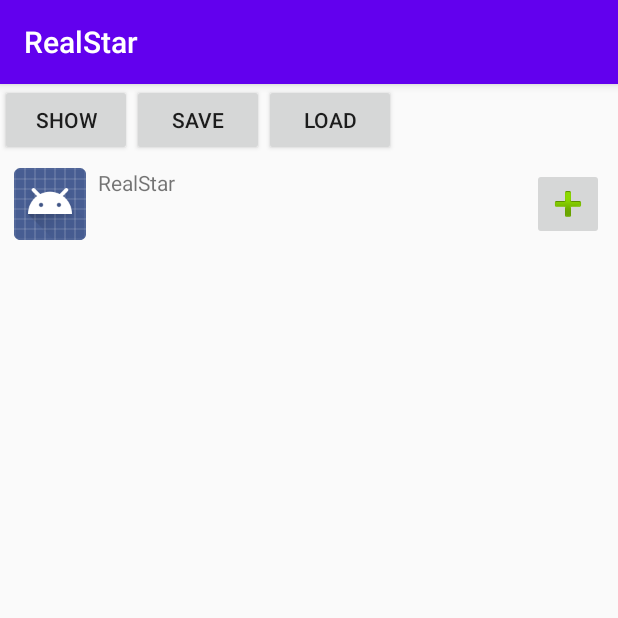
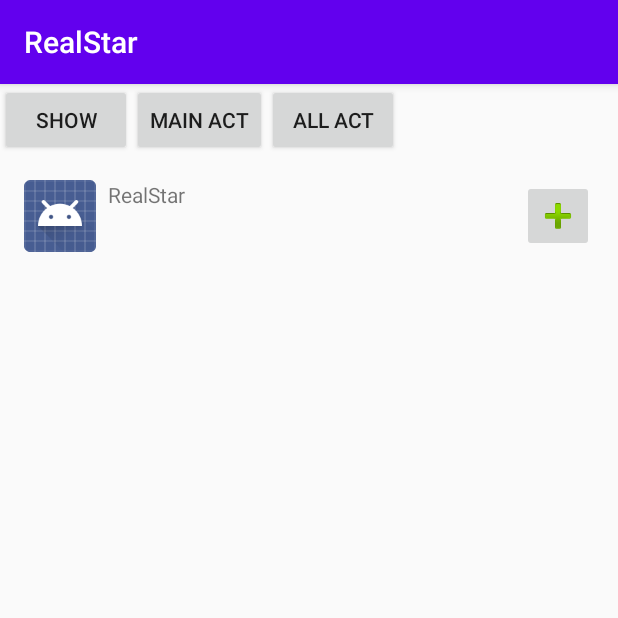
Before and after one commit to chpack/RealStar, an Android app: the screen it shows after launch (MainActivity), on a phone screen of 412 x 824 dp, the top half of it. Run offline under Robolectric (Android 15) with nearby library versions, the phone set to English and light mode, and no system bars.

Commit message:
Add default activity support.

```diff
--- a/app/src/main/java/com/example/realstar/ActionManager.kt
+++ b/app/src/main/java/com/example/realstar/ActionManager.kt
@@ -21,12 +21,20 @@ class ActionManager(var context: Context) {
 
     init {
         load()
-        val mainIntent = Intent(Intent.ACTION_MAIN)
-        mainIntent.addCategory(Intent.CATEGORY_LAUNCHER)
-        val apps = context.packageManager.queryIntentActivities(mainIntent, 0)
+        var mainIntent = Intent(Intent.ACTION_MAIN).apply { addCategory(Intent.CATEGORY_LAUNCHER) }
+        var apps = context.packageManager.queryIntentActivities(mainIntent, 0)
         apps.forEach { r ->
             if (r != null) {
                 val ea = EndAction(r, context.packageManager)
+                add(ea)
+            }
+        }
+        mainIntent = Intent(Intent.ACTION_MAIN).apply { addCategory(Intent.CATEGORY_DEFAULT) }
+        apps = context.packageManager.queryIntentActivities(mainIntent, 0)
+        apps.forEach { r ->
+            if (r != null) {
+                val ea = EndAction(r, context.packageManager)
+                ea.type = EndAction.Type.ACT
                 add(ea)
             }
         }
--- a/app/src/main/java/com/example/realstar/EndAction.kt
+++ b/app/src/main/java/com/example/realstar/EndAction.kt
@@ -11,7 +11,7 @@ data class EndAction(
     var line: String = "",
     var type: Type = Type.APP
 ) {
-    enum class Type { APP, MTASK }
+    enum class Type { NONE, APP, ACT}
 
     val name get() = args[0]
     val pack get() = args[1]
--- a/app/src/main/java/com/example/realstar/MainActivity.kt
+++ b/app/src/main/java/com/example/realstar/MainActivity.kt
@@ -18,6 +18,7 @@ import kotlinx.android.synthetic.main.app_list_item_layout.view.*
 class MainActivity : AppCompatActivity() {
 
     lateinit var sky: Sky
+    lateinit var adapter: AppListAdapter
 
     @SuppressLint("ClickableViewAccessibility")
     override fun onCreate(savedInstanceState: Bundle?) {
@@ -36,11 +37,18 @@ class MainActivity : AppCompatActivity() {
         }
 
         SkyAttr.actions = ActionManager(this)
+        adapter = AppListAdapter()
         lists.layoutManager = LinearLayoutManager(this)
-        lists.adapter = AppListAdapter()
+        lists.adapter = adapter
 
-        savebut.setOnClickListener { SkyAttr.actions.save() }
-        loadbut.setOnClickListener { SkyAttr.actions.load() }
+        show_launcher.setOnClickListener {
+            adapter.type = EndAction.Type.APP
+            adapter.notifyDataSetChanged()
+        }
+        show_all.setOnClickListener {
+            adapter.type = EndAction.Type.ACT
+            adapter.notifyDataSetChanged()
+        }
     }
 
 
@@ -96,6 +104,12 @@ class ViewH(root: ConstraintLayout) : RecyclerView.ViewHolder(root) {
 }
 
 class AppListAdapter() : RecyclerView.Adapter<ViewH>() {
+    var type = EndAction.Type.APP
+
+    var lists = HashMap<EndAction.Type, List<EndAction>>().apply {
+        EndAction.Type.values()
+            .forEach { type -> put(type, SkyAttr.actions.actions.filter { it.type == type }) }
+    }
 
     override fun onCreateViewHolder(parent: ViewGroup, viewType: Int): ViewH =
         ViewH(
@@ -103,9 +117,8 @@ class AppListAdapter() : RecyclerView.Adapter<ViewH>() {
                 .inflate(R.layout.app_list_item_layout, parent, false) as ConstraintLayout
         )
 
-    override fun getItemCount(): Int = SkyAttr.actions.size
+    override fun getItemCount(): Int = lists[type]!!.size
 
     override fun onBindViewHolder(holder: ViewH, position: Int) =
-        holder.reset(SkyAttr.actions[position])
-
+        holder.reset(lists[type]!![position])
 }
--- a/app/src/main/res/layout/activity_main.xml
+++ b/app/src/main/res/layout/activity_main.xml
@@ -2,9 +2,9 @@
 <androidx.constraintlayout.widget.ConstraintLayout xmlns:android="http://schemas.android.com/apk/res/android"
     xmlns:app="http://schemas.android.com/apk/res-auto"
     xmlns:tools="http://schemas.android.com/tools"
+    android:id="@+id/clay"
     android:layout_width="match_parent"
     android:layout_height="match_parent"
-    android:id="@+id/clay"
     tools:context=".MainActivity">
 
     <Button
@@ -15,34 +15,34 @@
         app:layout_constraintStart_toStartOf="parent"
         app:layout_constraintTop_toTopOf="parent" />
 
+    <Button
+        android:id="@+id/show_launcher"
+        android:layout_width="wrap_content"
+        android:layout_height="wrap_content"
+        android:text="@string/main_act"
+        app:layout_constraintStart_toEndOf="@+id/showbut"
+        app:layout_constraintTop_toTopOf="parent" />
+
+    <Button
+        android:id="@+id/show_all"
+        android:layout_width="wrap_content"
+        android:layout_height="wrap_content"
+        android:text="@string/all_act"
+        app:layout_constraintStart_toEndOf="@+id/show_launcher"
+        app:layout_constraintTop_toTopOf="parent" />
+
     <androidx.recyclerview.widget.RecyclerView
         android:id="@+id/lists"
         android:layout_width="0dp"
         android:layout_height="0dp"
-        android:layout_marginStart="1dp"
-        android:layout_marginEnd="1dp"
+        android:layout_marginStart="8dp"
+        android:layout_marginTop="8dp"
+        android:layout_marginEnd="8dp"
+        android:layout_marginBottom="8dp"
         app:layout_constraintBottom_toBottomOf="parent"
         app:layout_constraintEnd_toEndOf="parent"
-        app:layout_constraintHorizontal_bias="0.66"
         app:layout_constraintStart_toStartOf="parent"
-        app:layout_constraintTop_toBottomOf="@+id/showbut"
-        app:layout_constraintVertical_bias="0.436" />
-
-    <Button
-        android:id="@+id/savebut"
-        android:layout_width="wrap_content"
-        android:layout_height="wrap_content"
-        android:text="@string/save"
-        app:layout_constraintStart_toEndOf="@+id/showbut"
-        app:layout_constraintTop_toTopOf="parent" />
-
-    <Button
-        android:id="@+id/loadbut"
-        android:layout_width="wrap_content"
-        android:layout_height="wrap_content"
-        android:text="@string/load"
-        app:layout_constraintStart_toEndOf="@+id/savebut"
-        app:layout_constraintTop_toTopOf="parent" />
+        app:layout_constraintTop_toBottomOf="@+id/showbut" />
 
 
 </androidx.constraintlayout.widget.ConstraintLayout>
--- a/app/src/main/res/values/strings.xml
+++ b/app/src/main/res/values/strings.xml
@@ -11,4 +11,6 @@
     <string name="assign">Assign</string>
     <string name="save">save</string>
     <string name="load">load</string>
+    <string name="main_act">main act</string>
+    <string name="all_act">all act</string>
 </resources>
```
